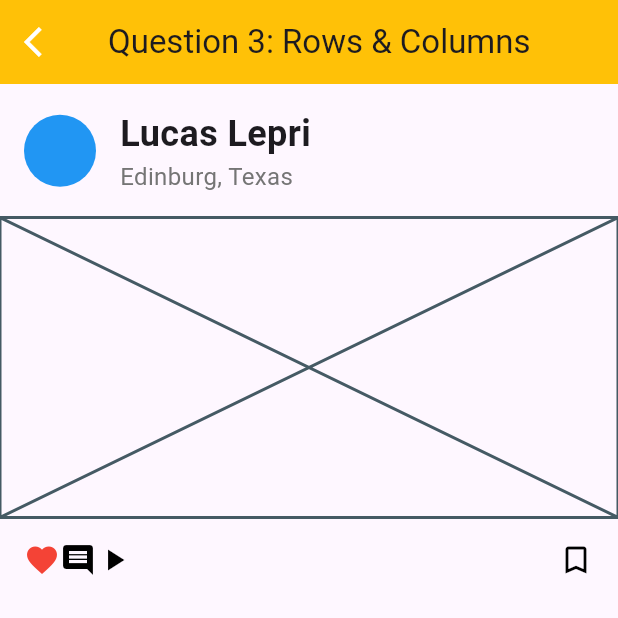
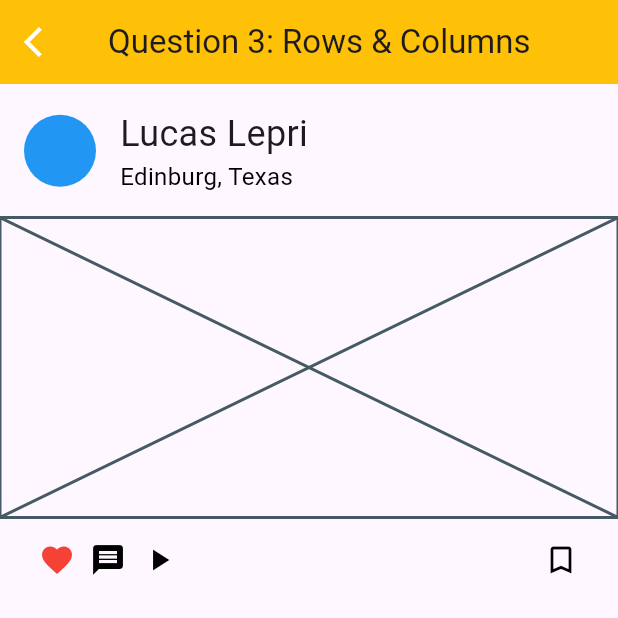
Before and after one commit to JCANTHONY47/HW3forSE2, a Flutter app: the screen it shows after launch, after a tap on "Question 3", on a phone screen of 412 x 824 dp, the top half of it. Run offline on Flutter 3.47's test engine with Material 3 defaults, Android fonts, the phone set to English and light mode, and no system bars.

Commit message:
Updated questions and main dart files

```diff
--- a/lib/main.dart
+++ b/lib/main.dart
@@ -28,7 +28,7 @@ class MainPage extends StatelessWidget {
             children: <Widget>[
               Padding(
                 padding: const EdgeInsets.all(8.0),
-                child: RaisedButton(
+                child: ElevatedButton(
                   child: Text('Question 1'),
                   onPressed: () {
                     Navigator.push(
@@ -40,7 +40,7 @@ class MainPage extends StatelessWidget {
               ),
               Padding(
                 padding: const EdgeInsets.all(8.0),
-                child: RaisedButton(
+                child: ElevatedButton(
                   child: Text('Question 2'),
                   onPressed: () {
                     Navigator.push(
@@ -52,7 +52,7 @@ class MainPage extends StatelessWidget {
               ),
               Padding(
                 padding: const EdgeInsets.all(8.0),
-                child: RaisedButton(
+                child: ElevatedButton(
                   child: Text('Question 3'),
                   onPressed: () {
                     Navigator.push(
@@ -64,7 +64,7 @@ class MainPage extends StatelessWidget {
               ),
               Padding(
                 padding: const EdgeInsets.all(8.0),
-                child: RaisedButton(
+                child: ElevatedButton(
                   child: Text('Question 4'),
                   onPressed: () {
                     Navigator.push(
--- a/lib/questions/question2.dart
+++ b/lib/questions/question2.dart
@@ -36,7 +36,7 @@ class Question2 extends StatelessWidget {
                 'Edinburg, Texas',
                 style: TextStyle(
                   fontSize: 16,
-                  color: Colors.grey[600],
+                  color: Colors.black,
                 ),
               ),
             // ADD YOUR WIDGETS HERE
--- a/lib/questions/question3.dart
+++ b/lib/questions/question3.dart
@@ -41,14 +41,14 @@ class Question3 extends StatelessWidget {
                           'Lucas Lepri',
                           style: TextStyle(
                             fontSize: 24,
-                            fontWeight: FontWeight.bold,
+                            fontWeight: FontWeight.normal,
                           ),
                         ),
                         Text(
                           'Edinburg, Texas',
                           style: TextStyle(
                             fontSize: 16,
-                            color: Colors.grey[600],
+                            color: Colors.black,
                           ),
                         ),
                       ],
@@ -67,11 +67,19 @@ class Question3 extends StatelessWidget {
                 child: Row(
                   mainAxisAlignment: MainAxisAlignment.spaceEvenly,
                   children: <Widget>[
-                    Icon(Icons.favorite, color: Colors.red),
-                    Icon(Icons.comment, color: Colors.black),
-                    Icon(Icons.play_arrow, color: Colors.black),
-                    Spacer(),
-                    Icon(Icons.bookmark_border_outlined, color: Colors.black),
+              SizedBox(width: 10), // Space between widgets
+              Icon(Icons.favorite, color: Colors.red),
+              SizedBox(width: 10), // Space between widgets
+              Transform(
+                alignment: Alignment.center,
+                transform: Matrix4.rotationY(3.14),
+                child: Icon(Icons.comment, color: Colors.black),
+              ),
+              SizedBox(width: 10), // Space between widgets
+              Icon(Icons.play_arrow, color: Colors.black),
+              Spacer(), // Spacing between icons
+              Icon(Icons.bookmark_border_outlined, color: Colors.black),
+              SizedBox(width: 10), // Space between widgets
                   ],
                 ),
               ),
```
Also changed, not shown: lib/questions/question1.dart (+9 -1 lines), lib/questions/question4.dart (+12 -3 lines).
